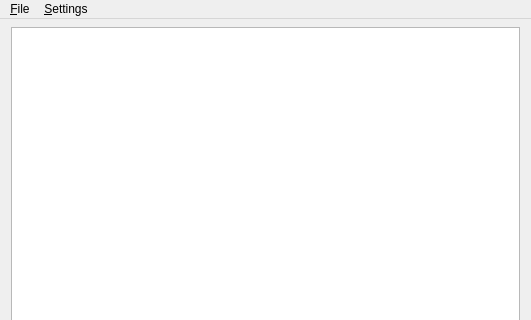
First picture: the form in dream/src/GUI-QT/JLViewer.ui, repository mmjee/dream-patched, before the edit; both pictures show x 0 to 531 and y 0 to 320 of the 531 by 485 pixel window.
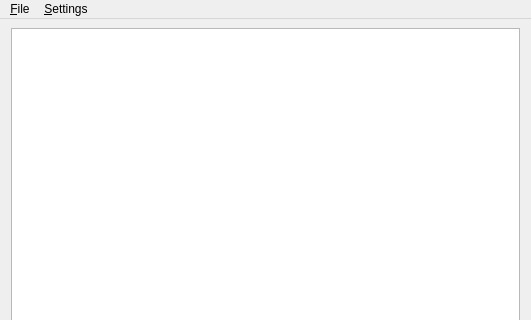
Second picture: the form after the edit. Icons and pictures are not drawn. Custom widgets are drawn as their Qt base class.

Diff of the .ui file:
```diff
--- a/dream/src/GUI-QT/JLViewer.ui
+++ b/dream/src/GUI-QT/JLViewer.ui
@@ -59,7 +59,7 @@
       <number>11</number>
      </property>
      <property name="topMargin">
-      <number>8</number>
+      <number>9</number>
      </property>
      <property name="rightMargin">
       <number>11</number>
```
